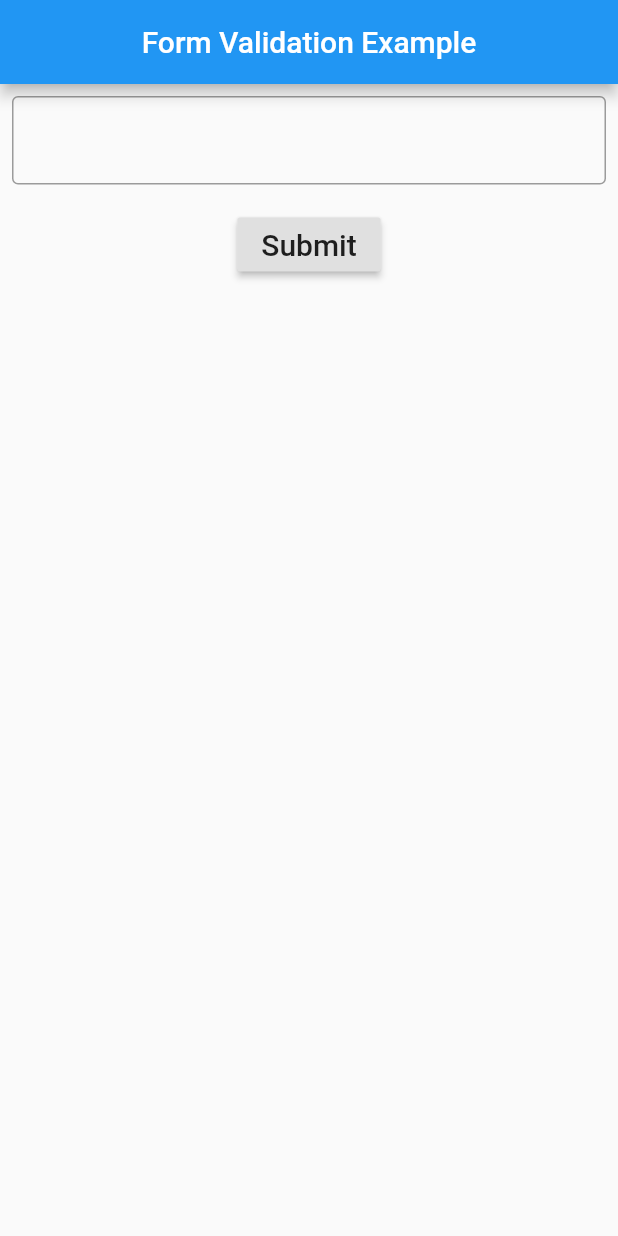
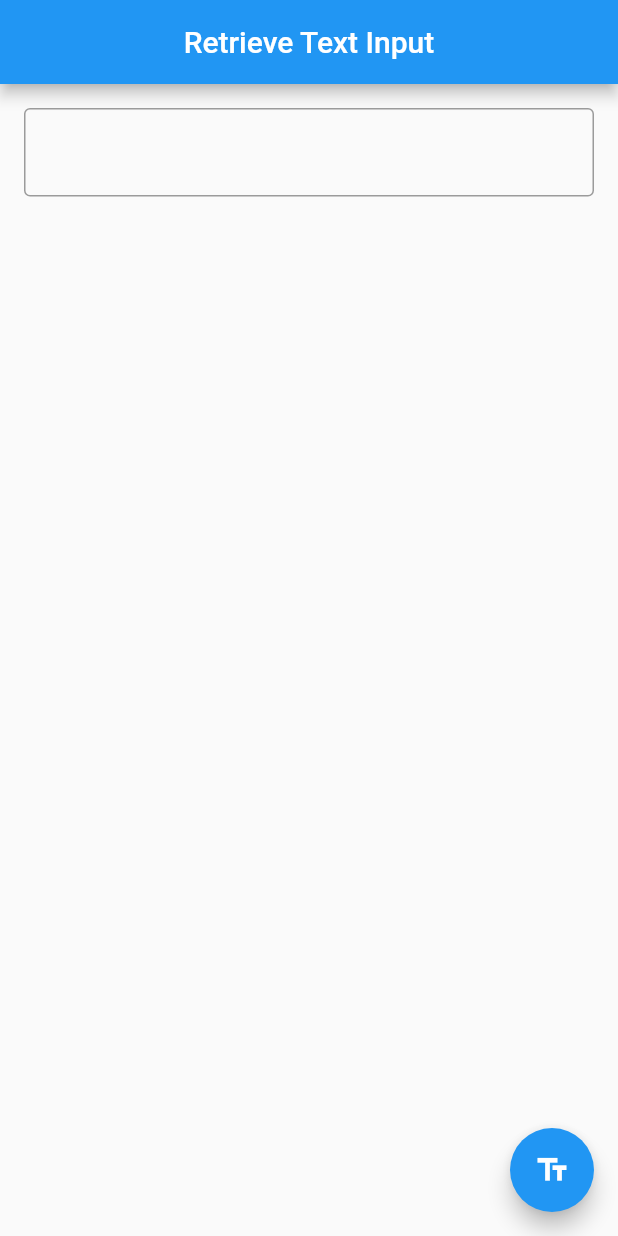
Before and after one commit to MarcosOtake/Flutter-CookBook, a Flutter app: the screen it shows after launch, on a phone screen of 412 x 824 dp. Run offline on Flutter 3.47's test engine with Material 2 defaults, Android fonts, the phone set to English and light mode, and no system bars.

Commit message:
retrieve text input

```diff
--- /dev/null
+++ b/lib/cookbook/TextEditingRetrieve.dart
@@ -0,0 +1,60 @@
+import 'package:flutter/material.dart';
+
+
+// Define a custom Form widget.
+class TextEditingRetrieve extends StatefulWidget {
+  @override
+  _TextEditingRetrieveState createState() => _TextEditingRetrieveState();
+}
+
+// Define a corresponding State class.
+// This class holds the data related to the Form.
+class _TextEditingRetrieveState extends State<TextEditingRetrieve> {
+  // Create a text controller and use it to retrieve the current value
+  // of the TextField.
+  final myController = TextEditingController();
+
+  @override
+  void dispose() {
+    // Clean up the controller when the widget is disposed.
+    myController.dispose();
+    super.dispose();
+  }
+
+  @override
+  Widget build(BuildContext context) {
+    return Scaffold(
+      appBar: AppBar(
+        centerTitle: true,
+        title: Text('Retrieve Text Input'),
+      ),
+      body: Padding(
+        padding: const EdgeInsets.all(16.0),
+        child: TextField(
+           decoration: InputDecoration(
+              border: OutlineInputBorder(borderRadius: BorderRadius.circular(4.0))
+            ),
+          controller: myController,
+        ),
+      ),
+       floatingActionButton: FloatingActionButton(
+        // When the user presses the button, show an alert dialog containing
+        // the text that the user has entered into the text field.
+        onPressed: () {
+          return showDialog(
+            context: context,
+            builder: (context) {
+              return AlertDialog(
+                // Retrieve the text the that user has entered by using the
+                // TextEditingController.
+                content: Text(myController.text),
+              );
+            },
+          );
+        },
+        tooltip: 'Show me the value!',
+        child: Icon(Icons.text_fields),
+      ),
+    );
+  }
+}
--- a/lib/main.dart
+++ b/lib/main.dart
@@ -1,5 +1,6 @@
 import 'package:flutter/material.dart';
-import 'package:flutter_cookbook/FormValidation.dart';
+import 'package:flutter_cookbook/cookbook/TextEditingRetrieve.dart';
+//import 'package:flutter_cookbook/FormValidation.dart';
 //import 'package:flutter_cookbook/cookbook/TabBarWork.dart';
 //import 'package:flutter_cookbook/cookbook/GridViewOrientation.dart';
 //import 'package:flutter_cookbook/cookbook/Snackbar.dart';
@@ -13,6 +14,6 @@ void main() {
   runApp(
     MaterialApp(
       debugShowCheckedModeBanner: false,
-      home: FormValidation(),
+      home: TextEditingRetrieve(),
     ));
 }
```
